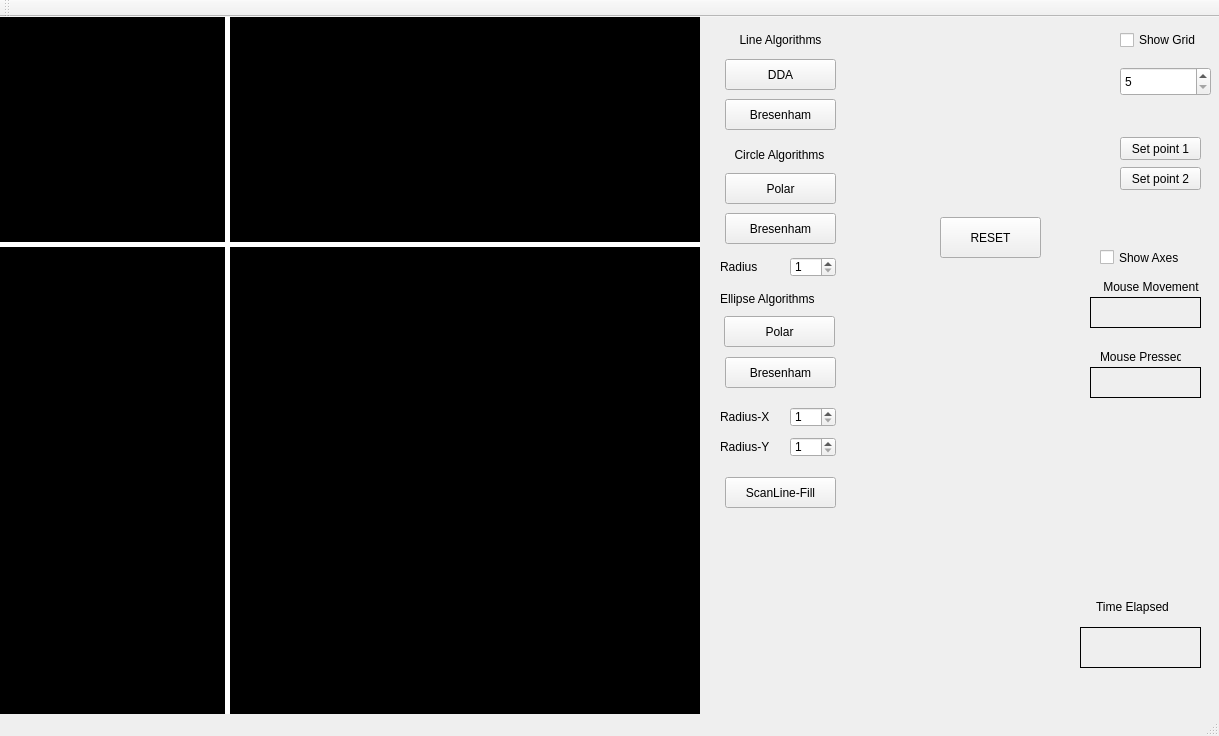
First picture: the form in mainwindow.ui, repository kanko-ghosh/qt-project, before the edit.
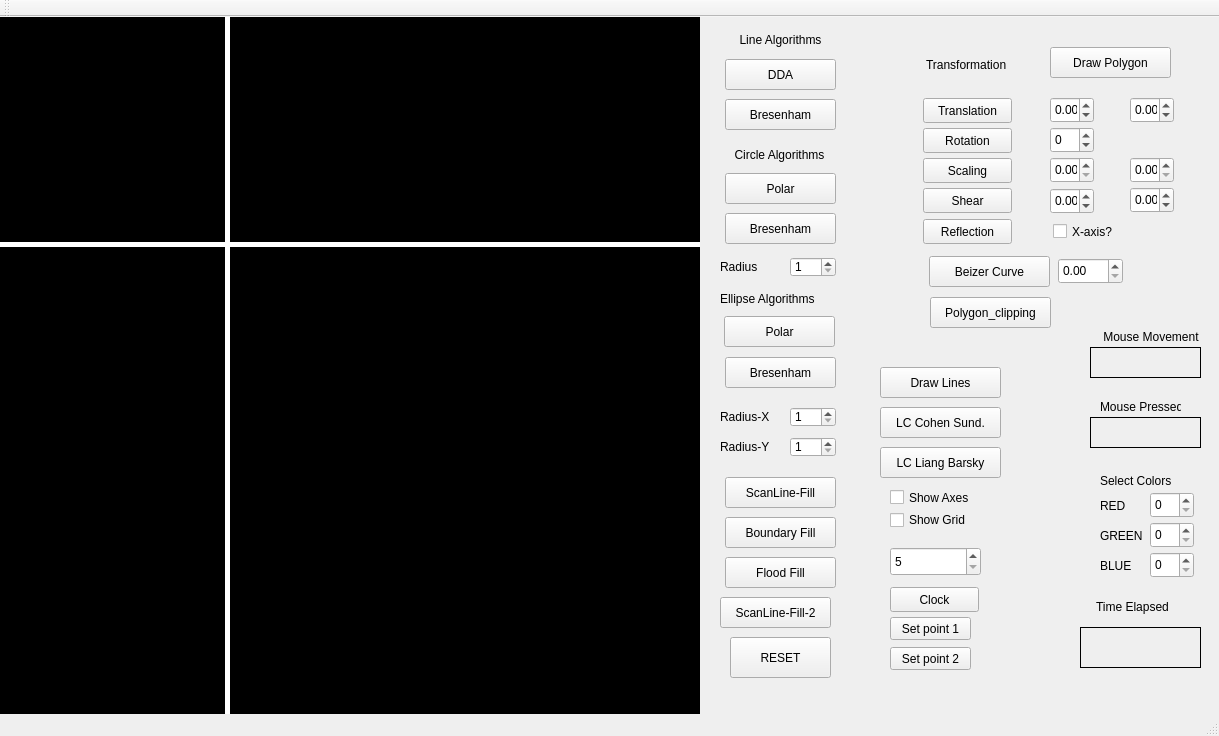
Second picture: the form after the edit. Custom widgets are drawn as their Qt base class.

```diff
--- a/mainwindow.ui
+++ b/mainwindow.ui
@@ -46,7 +46,7 @@
     <property name="geometry">
      <rect>
       <x>1090</x>
-      <y>280</y>
+      <y>330</y>
       <width>111</width>
       <height>31</height>
      </rect>
@@ -62,7 +62,7 @@
     <property name="geometry">
      <rect>
       <x>1090</x>
-      <y>260</y>
+      <y>310</y>
       <width>111</width>
       <height>20</height>
      </rect>
@@ -75,7 +75,7 @@
     <property name="geometry">
      <rect>
       <x>1090</x>
-      <y>350</y>
+      <y>400</y>
       <width>111</width>
       <height>31</height>
      </rect>
@@ -91,7 +91,7 @@
     <property name="geometry">
      <rect>
       <x>1100</x>
-      <y>330</y>
+      <y>380</y>
       <width>81</width>
       <height>20</height>
      </rect>
@@ -148,8 +148,8 @@
    <widget class="QCheckBox" name="show_axes">
     <property name="geometry">
      <rect>
-      <x>1100</x>
-      <y>230</y>
+      <x>890</x>
+      <y>470</y>
       <width>91</width>
       <height>21</height>
      </rect>
@@ -174,8 +174,8 @@
    <widget class="QPushButton" name="set_point1">
     <property name="geometry">
      <rect>
-      <x>1120</x>
-      <y>120</y>
+      <x>890</x>
+      <y>600</y>
       <width>81</width>
       <height>23</height>
      </rect>
@@ -187,8 +187,8 @@
    <widget class="QPushButton" name="set_point2">
     <property name="geometry">
      <rect>
-      <x>1120</x>
-      <y>150</y>
+      <x>890</x>
+      <y>630</y>
       <width>81</width>
       <height>23</height>
      </rect>
@@ -200,8 +200,8 @@
    <widget class="QPushButton" name="pushButton">
     <property name="geometry">
      <rect>
-      <x>940</x>
-      <y>200</y>
+      <x>730</x>
+      <y>620</y>
       <width>101</width>
       <height>41</height>
      </rect>
@@ -213,8 +213,8 @@
    <widget class="QCheckBox" name="show_grid">
     <property name="geometry">
      <rect>
-      <x>1120</x>
-      <y>10</y>
+      <x>890</x>
+      <y>490</y>
       <width>93</width>
       <height>26</height>
      </rect>
@@ -226,8 +226,8 @@
    <widget class="QSpinBox" name="grid_size">
     <property name="geometry">
      <rect>
-      <x>1120</x>
-      <y>50</y>
+      <x>890</x>
+      <y>530</y>
       <width>91</width>
       <height>29</height>
      </rect>
@@ -472,6 +472,416 @@
      <string>ScanLine-Fill</string>
     </property>
    </widget>
+   <widget class="QSpinBox" name="red_color_spinbox">
+    <property name="geometry">
+     <rect>
+      <x>1150</x>
+      <y>475</y>
+      <width>44</width>
+      <height>26</height>
+     </rect>
+    </property>
+    <property name="maximum">
+     <number>255</number>
+    </property>
+   </widget>
+   <widget class="QSpinBox" name="green_color_spinbox">
+    <property name="geometry">
+     <rect>
+      <x>1150</x>
+      <y>505</y>
+      <width>44</width>
+      <height>26</height>
+     </rect>
+    </property>
+    <property name="maximum">
+     <number>255</number>
+    </property>
+   </widget>
+   <widget class="QSpinBox" name="blue_color_spinbox">
+    <property name="geometry">
+     <rect>
+      <x>1150</x>
+      <y>535</y>
+      <width>44</width>
+      <height>26</height>
+     </rect>
+    </property>
+    <property name="maximum">
+     <number>255</number>
+    </property>
+   </widget>
+   <widget class="QLabel" name="select_colors">
+    <property name="geometry">
+     <rect>
+      <x>1100</x>
+      <y>455</y>
+      <width>91</width>
+      <height>17</height>
+     </rect>
+    </property>
+    <property name="text">
+     <string>Select Colors</string>
+    </property>
+   </widget>
+   <widget class="QLabel" name="red_label">
+    <property name="geometry">
+     <rect>
+      <x>1100</x>
+      <y>480</y>
+      <width>67</width>
+      <height>17</height>
+     </rect>
+    </property>
+    <property name="text">
+     <string>RED</string>
+    </property>
+   </widget>
+   <widget class="QLabel" name="green_label">
+    <property name="geometry">
+     <rect>
+      <x>1100</x>
+      <y>510</y>
+      <width>67</width>
+      <height>17</height>
+     </rect>
+    </property>
+    <property name="text">
+     <string>GREEN</string>
+    </property>
+   </widget>
+   <widget class="QLabel" name="blue_label">
+    <property name="geometry">
+     <rect>
+      <x>1100</x>
+      <y>540</y>
+      <width>67</width>
+      <height>17</height>
+     </rect>
+    </property>
+    <property name="text">
+     <string>BLUE</string>
+    </property>
+   </widget>
+   <widget class="QPushButton" name="boundary_fill">
+    <property name="geometry">
+     <rect>
+      <x>725</x>
+      <y>500</y>
+      <width>111</width>
+      <height>31</height>
+     </rect>
+    </property>
+    <property name="text">
+     <string>Boundary Fill</string>
+    </property>
+   </widget>
+   <widget class="QPushButton" name="flood_fill">
+    <property name="geometry">
+     <rect>
+      <x>725</x>
+      <y>540</y>
+      <width>111</width>
+      <height>31</height>
+     </rect>
+    </property>
+    <property name="text">
+     <string>Flood Fill</string>
+    </property>
+   </widget>
+   <widget class="QLabel" name="label">
+    <property name="geometry">
+     <rect>
+      <x>926</x>
+      <y>39</y>
+      <width>111</width>
+      <height>17</height>
+     </rect>
+    </property>
+    <property name="text">
+     <string>Transformation</string>
+    </property>
+   </widget>
+   <widget class="QPushButton" name="translation">
+    <property name="geometry">
+     <rect>
+      <x>923</x>
+      <y>81</y>
+      <width>89</width>
+      <height>25</height>
+     </rect>
+    </property>
+    <property name="text">
+     <string>Translation</string>
+    </property>
+   </widget>
+   <widget class="QPushButton" name="rotation">
+    <property name="geometry">
+     <rect>
+      <x>923</x>
+      <y>111</y>
+      <width>89</width>
+      <height>25</height>
+     </rect>
+    </property>
+    <property name="text">
+     <string>Rotation</string>
+    </property>
+   </widget>
+   <widget class="QPushButton" name="scaling">
+    <property name="geometry">
+     <rect>
+      <x>923</x>
+      <y>141</y>
+      <width>89</width>
+      <height>25</height>
+     </rect>
+    </property>
+    <property name="text">
+     <string>Scaling</string>
+    </property>
+   </widget>
+   <widget class="QPushButton" name="shear">
+    <property name="geometry">
+     <rect>
+      <x>923</x>
+      <y>171</y>
+      <width>89</width>
+      <height>25</height>
+     </rect>
+    </property>
+    <property name="text">
+     <string>Shear</string>
+    </property>
+   </widget>
+   <widget class="QPushButton" name="reflection">
+    <property name="geometry">
+     <rect>
+      <x>923</x>
+      <y>202</y>
+      <width>89</width>
+      <height>25</height>
+     </rect>
+    </property>
+    <property name="text">
+     <string>Reflection</string>
+    </property>
+   </widget>
+   <widget class="QDoubleSpinBox" name="translation_x">
+    <property name="geometry">
+     <rect>
+      <x>1050</x>
+      <y>80</y>
+      <width>44</width>
+      <height>26</height>
+     </rect>
+    </property>
+    <property name="minimum">
+     <double>-100.000000000000000</double>
+    </property>
+   </widget>
+   <widget class="QDoubleSpinBox" name="tranlation_y">
+    <property name="geometry">
+     <rect>
+      <x>1130</x>
+      <y>80</y>
+      <width>44</width>
+      <height>26</height>
+     </rect>
+    </property>
+    <property name="minimum">
+     <double>-100.000000000000000</double>
+    </property>
+   </widget>
+   <widget class="QSpinBox" name="rotation_angle">
+    <property name="geometry">
+     <rect>
+      <x>1050</x>
+      <y>110</y>
+      <width>44</width>
+      <height>26</height>
+     </rect>
+    </property>
+    <property name="minimum">
+     <number>-180</number>
+    </property>
+   </widget>
+   <widget class="QDoubleSpinBox" name="scale_x">
+    <property name="geometry">
+     <rect>
+      <x>1050</x>
+      <y>140</y>
+      <width>44</width>
+      <height>26</height>
+     </rect>
+    </property>
+   </widget>
+   <widget class="QDoubleSpinBox" name="scale_y">
+    <property name="geometry">
+     <rect>
+      <x>1130</x>
+      <y>140</y>
+      <width>44</width>
+      <height>26</height>
+     </rect>
+    </property>
+   </widget>
+   <widget class="QDoubleSpinBox" name="shear_x">
+    <property name="geometry">
+     <rect>
+      <x>1050</x>
+      <y>171</y>
+      <width>44</width>
+      <height>26</height>
+     </rect>
+    </property>
+    <property name="minimum">
+     <double>-99.000000000000000</double>
+    </property>
+   </widget>
+   <widget class="QDoubleSpinBox" name="shear_y">
+    <property name="geometry">
+     <rect>
+      <x>1130</x>
+      <y>170</y>
+      <width>44</width>
+      <height>26</height>
+     </rect>
+    </property>
+    <property name="minimum">
+     <double>-99.000000000000000</double>
+    </property>
+   </widget>
+   <widget class="QCheckBox" name="check_if_x">
+    <property name="geometry">
+     <rect>
+      <x>1053</x>
+      <y>203</y>
+      <width>92</width>
+      <height>23</height>
+     </rect>
+    </property>
+    <property name="text">
+     <string>X-axis?</string>
+    </property>
+   </widget>
+   <widget class="QPushButton" name="transform">
+    <property name="geometry">
+     <rect>
+      <x>1050</x>
+      <y>30</y>
+      <width>121</width>
+      <height>31</height>
+     </rect>
+    </property>
+    <property name="text">
+     <string>Draw Polygon</string>
+    </property>
+   </widget>
+   <widget class="QPushButton" name="beizer_curve_button">
+    <property name="geometry">
+     <rect>
+      <x>929</x>
+      <y>239</y>
+      <width>121</width>
+      <height>31</height>
+     </rect>
+    </property>
+    <property name="text">
+     <string>Beizer Curve</string>
+    </property>
+   </widget>
+   <widget class="QPushButton" name="poly_clip_button">
+    <property name="geometry">
+     <rect>
+      <x>930</x>
+      <y>280</y>
+      <width>121</width>
+      <height>31</height>
+     </rect>
+    </property>
+    <property name="text">
+     <string>Polygon_clipping</string>
+    </property>
+   </widget>
+   <widget class="QPushButton" name="line_clipping">
+    <property name="geometry">
+     <rect>
+      <x>880</x>
+      <y>390</y>
+      <width>121</width>
+      <height>31</height>
+     </rect>
+    </property>
+    <property name="text">
+     <string>LC Cohen Sund.</string>
+    </property>
+   </widget>
+   <widget class="QDoubleSpinBox" name="beizer_coeff">
+    <property name="geometry">
+     <rect>
+      <x>1058</x>
+      <y>241</y>
+      <width>65</width>
+      <height>26</height>
+     </rect>
+    </property>
+    <property name="maximum">
+     <double>1.000000000000000</double>
+    </property>
+   </widget>
+   <widget class="QPushButton" name="draw_lines">
+    <property name="geometry">
+     <rect>
+      <x>880</x>
+      <y>350</y>
+      <width>121</width>
+      <height>31</height>
+     </rect>
+    </property>
+    <property name="text">
+     <string>Draw Lines</string>
+    </property>
+   </widget>
+   <widget class="QPushButton" name="line_clipping_2">
+    <property name="geometry">
+     <rect>
+      <x>880</x>
+      <y>430</y>
+      <width>121</width>
+      <height>31</height>
+     </rect>
+    </property>
+    <property name="text">
+     <string>LC Liang Barsky</string>
+    </property>
+   </widget>
+   <widget class="QPushButton" name="scanline_2">
+    <property name="geometry">
+     <rect>
+      <x>720</x>
+      <y>580</y>
+      <width>111</width>
+      <height>31</height>
+     </rect>
+    </property>
+    <property name="text">
+     <string>ScanLine-Fill-2</string>
+    </property>
+   </widget>
+   <widget class="QPushButton" name="clock">
+    <property name="geometry">
+     <rect>
+      <x>890</x>
+      <y>570</y>
+      <width>89</width>
+      <height>25</height>
+     </rect>
+    </property>
+    <property name="text">
+     <string>Clock</string>
+    </property>
+   </widget>
   </widget>
   <widget class="QMenuBar" name="menuBar">
    <property name="geometry">
```
Left out of the diff: 2 changed lines with no effect on the pictures.
